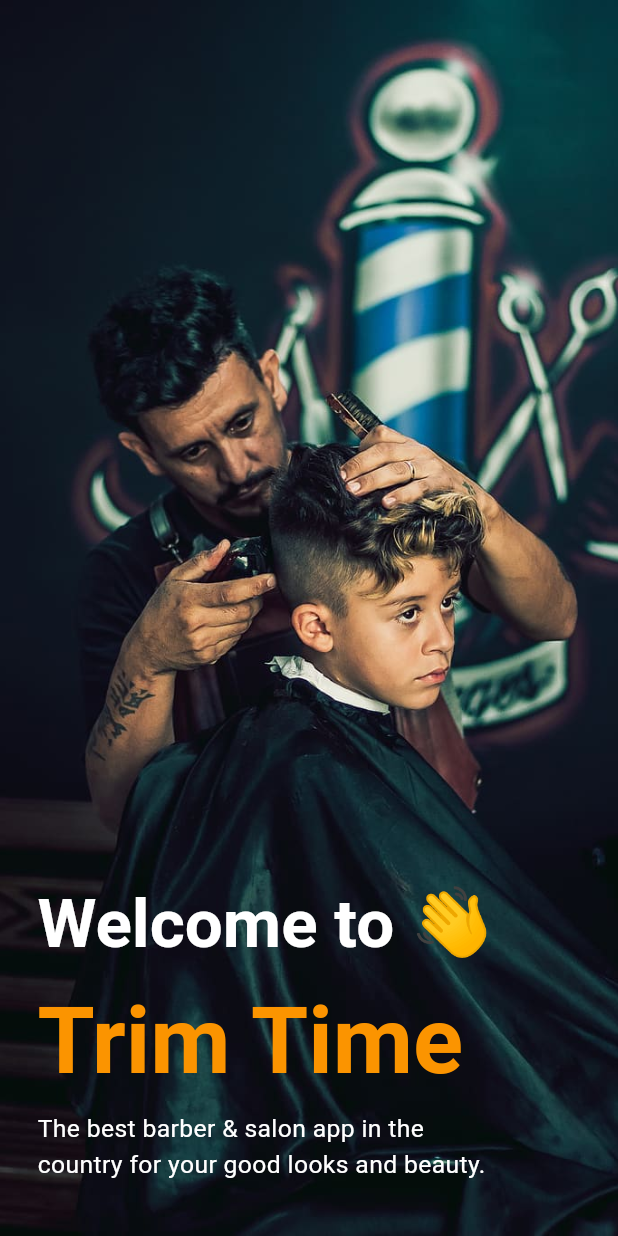
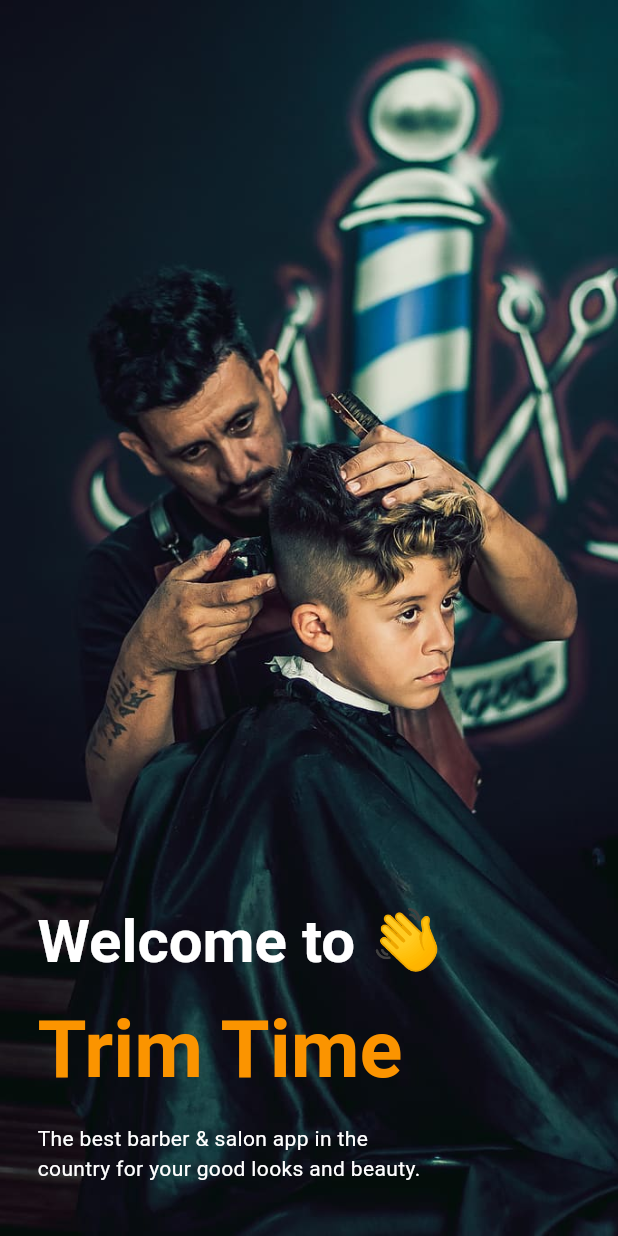
Before and after one commit to MahnoorWaseem/TrimTime-Flutter, a Flutter app: the screen it shows after launch, on a phone screen of 412 x 824 dp. Run offline on Flutter 3.47's test engine with Material 3 defaults, Android fonts, the phone set to English and light mode, and no system bars; drawn by our look-alikes of animated_text_kit, flutter_animate; our stand-ins replace carousel_slider, firebase_core, flutter_spinkit, smooth_page_indicator; accounts and stored records are empty.

Commit message:
(fix): Again font size fix

```diff
--- a/lib/views/onBoardingScreens/welcome_screen.dart
+++ b/lib/views/onBoardingScreens/welcome_screen.dart
@@ -30,15 +30,15 @@ class WelcomeScreen extends StatelessWidget {
             ),
           ),
           child: Container(
-            height: screenHeight * .28,
+            height: 300,
             child: Column(
               mainAxisAlignment: MainAxisAlignment.end,
               crossAxisAlignment: CrossAxisAlignment.start,
               children: [
                 DefaultTextStyle(
-                  style: TextStyle(
+                  style: const TextStyle(
                       color: CustomColors.white,
-                      fontSize: screenWidth * .109,
+                      fontSize: 40,
                       fontWeight: FontWeight.bold),
                   child: AnimatedTextKit(
                     totalRepeatCount: 1,
@@ -53,14 +53,14 @@ class WelcomeScreen extends StatelessWidget {
                     },
                   ),
                 ),
-                SizedBox(
-                  height: screenHeight * 0.02,
+                const SizedBox(
+                  height: 18,
                 ),
                 Container(
-                  height: screenHeight * .1,
+
                   child: DefaultTextStyle(
-                    style: TextStyle(
-                      fontSize: screenWidth * 0.15,
+                    style: const TextStyle(
+                      fontSize: 53,
                       color: CustomColors.peelOrange,
                       fontWeight: FontWeight.bold,
                     ),
@@ -75,8 +75,8 @@ class WelcomeScreen extends StatelessWidget {
                     ),
                   ),
                 ),
-                SizedBox(
-                  height: screenHeight * 0.00,
+                const SizedBox(
+                  height: 18,
                 ),
                 Animate(
                   effects: [
@@ -85,10 +85,10 @@ class WelcomeScreen extends StatelessWidget {
                         ),
                         const ScaleEffect(alignment: Alignment.centerLeft)
                       ],
-                  child: Text(
+                  child: const  Text(
                     "The best barber & salon app in the \ncountry for your good looks and beauty.",
                     style: TextStyle(
-                        color: CustomColors.white, fontSize: screenWidth * 0.04),
+                        color: CustomColors.white, fontSize:14),
                   ),
                 )
               ],
```
